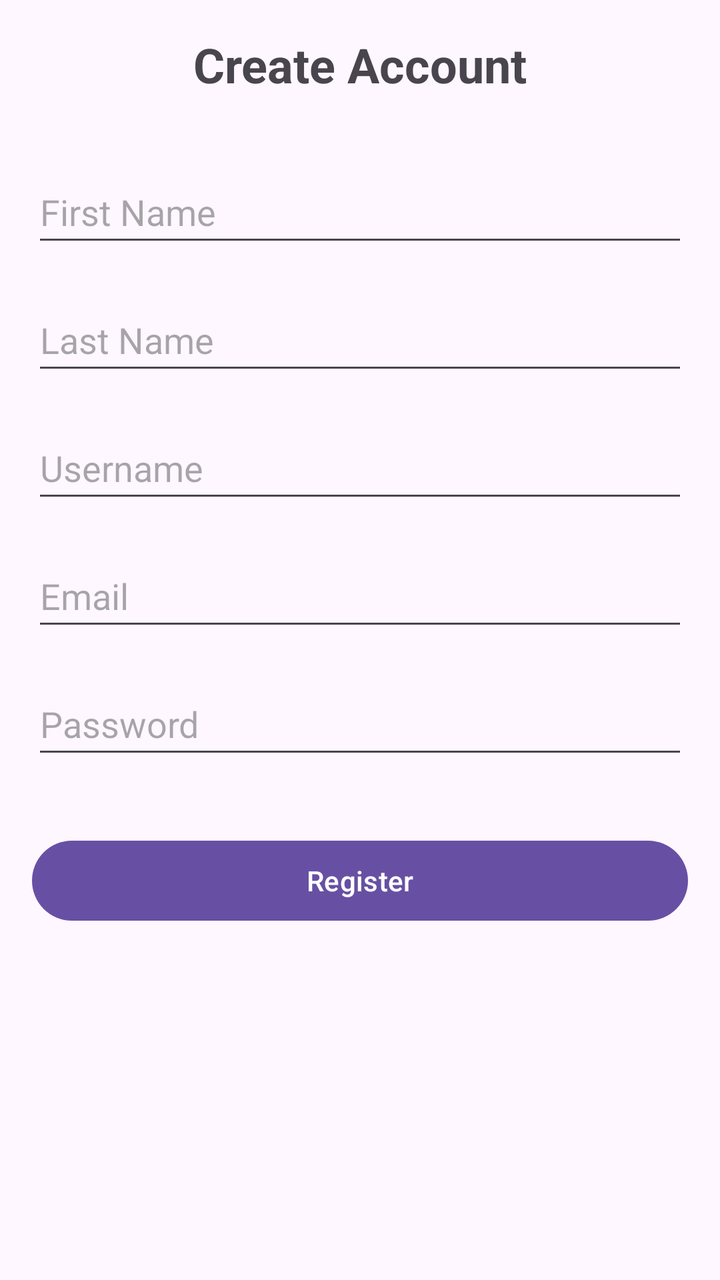
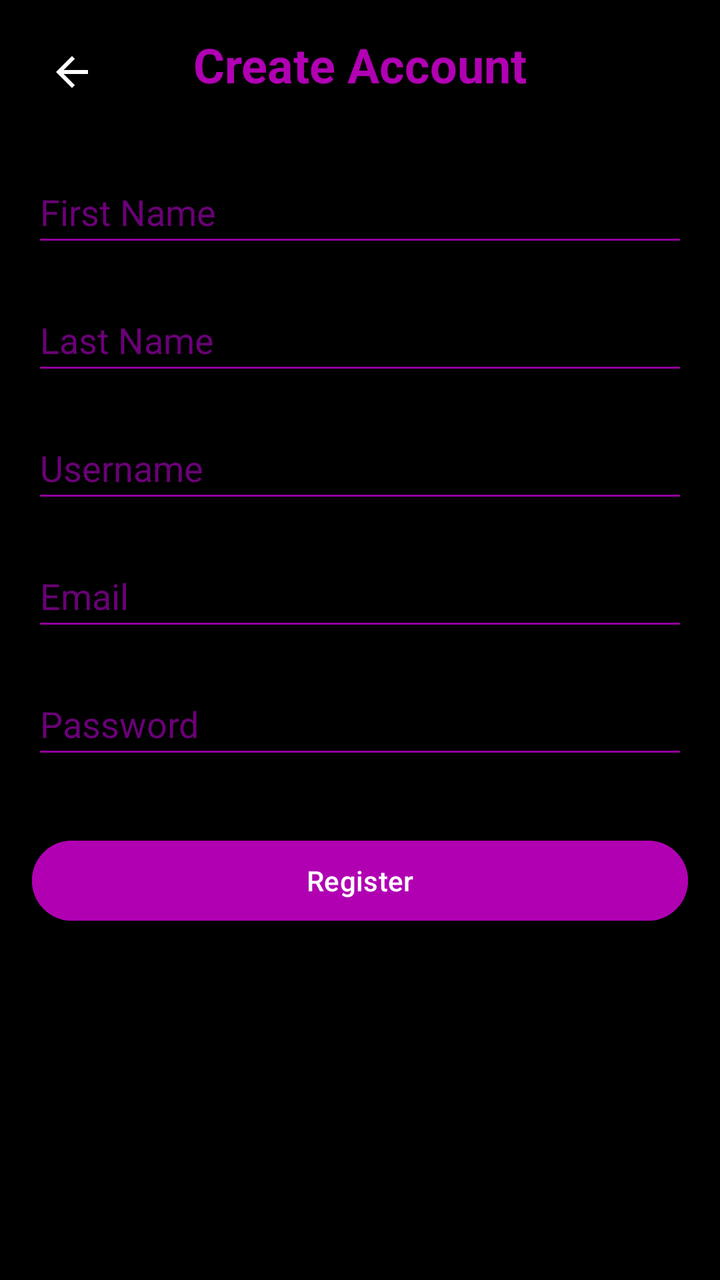

An Android layout rendered at two revisions. The XML below is the earlier revision; the diff shows what the commit changed to produce the second picture.
<!-- AndroidManifest.xml: application theme Theme.GuitarHub -->
<!-- res/layout/activity_register.xml -->
<?xml version="1.0" encoding="utf-8"?>
<androidx.constraintlayout.widget.ConstraintLayout xmlns:android="http://schemas.android.com/apk/res/android"
    xmlns:app="http://schemas.android.com/apk/res-auto"
    xmlns:tools="http://schemas.android.com/tools"
    android:id="@+id/main"
    android:layout_width="match_parent"
    android:layout_height="match_parent"
    android:padding="16dp"
    tools:context=".RegisterActivity">

    <TextView
        android:id="@+id/tv_register_title"
        android:layout_width="wrap_content"
        android:layout_height="wrap_content"
        android:text="Create Account"
        android:textSize="24sp"
        android:textStyle="bold"
        app:layout_constraintEnd_toEndOf="parent"
        app:layout_constraintStart_toStartOf="parent"
        app:layout_constraintTop_toTopOf="parent"
        app:layout_constraintVertical_bias="0.3" />

    <EditText
        android:id="@+id/et_first_name"
        android:layout_width="0dp"
        android:layout_height="wrap_content"
        android:layout_marginTop="32dp"
        android:hint="First Name"
        android:inputType="textPersonName"
        android:minHeight="48dp"
        app:layout_constraintEnd_toEndOf="parent"
        app:layout_constraintStart_toStartOf="parent"
        app:layout_constraintTop_toBottomOf="@+id/tv_register_title" />

    <EditText
        android:id="@+id/et_last_name"
        android:layout_width="0dp"
        android:layout_height="wrap_content"
        android:layout_marginTop="16dp"
        android:hint="Last Name"
        android:inputType="textPersonName"
        android:minHeight="48dp"
        app:layout_constraintEnd_toEndOf="parent"
        app:layout_constraintStart_toStartOf="parent"
        app:layout_constraintTop_toBottomOf="@+id/et_first_name" />

    <EditText
        android:id="@+id/et_username"
        android:layout_width="0dp"
        android:layout_height="wrap_content"
        android:layout_marginTop="16dp"
        android:hint="Username"
        android:inputType="textPersonName"
        android:minHeight="48dp"
        app:layout_constraintEnd_toEndOf="parent"
        app:layout_constraintStart_toStartOf="parent"
        app:layout_constraintTop_toBottomOf="@+id/et_last_name" />

    <EditText
        android:id="@+id/et_email"
        android:layout_width="0dp"
        android:layout_height="wrap_content"
        android:layout_marginTop="16dp"
        android:hint="Email"
        android:inputType="textEmailAddress"
        android:minHeight="48dp"
        app:layout_constraintEnd_toEndOf="parent"
        app:layout_constraintStart_toStartOf="parent"
        app:layout_constraintTop_toBottomOf="@+id/et_username" />

    <EditText
        android:id="@+id/et_password"
        android:layout_width="0dp"
        android:layout_height="wrap_content"
        android:layout_marginTop="16dp"
        android:hint="Password"
        android:inputType="textPassword"
        android:minHeight="48dp"
        app:layout_constraintEnd_toEndOf="parent"
        app:layout_constraintStart_toStartOf="parent"
        app:layout_constraintTop_toBottomOf="@+id/et_email" />

    <Button
        android:id="@+id/btn_register"
        android:layout_width="0dp"
        android:layout_height="wrap_content"
        android:layout_marginTop="32dp"
        android:text="Register"
        app:layout_constraintEnd_toEndOf="parent"
        app:layout_constraintStart_toStartOf="parent"
        app:layout_constraintTop_toBottomOf="@+id/et_password" />

</androidx.constraintlayout.widget.ConstraintLayout>
<!-- resources referenced by this layout -->
<resources>
  <style name="Theme.GuitarHub" parent="Base.Theme.GuitarHub" />
  <style name="Base.Theme.GuitarHub" parent="Theme.Material3.DayNight.NoActionBar">
          
          
      </style>
</resources>

<!-- the commit's change to res/layout/activity_register.xml (unified diff, before → after) -->
@@ -5,14 +5,27 @@
     android:id="@+id/main"
     android:layout_width="match_parent"
     android:layout_height="match_parent"
+    android:background="@color/black"
     android:padding="16dp"
     tools:context=".RegisterActivity">
+
+    <ImageButton
+        android:id="@+id/btn_back"
+        android:layout_width="wrap_content"
+        android:layout_height="wrap_content"
+        android:src="@drawable/ic_back_arrow"
+        android:background="?attr/selectableItemBackgroundBorderless"
+        android:padding="8dp"
+        app:tint="@color/white"
+        app:layout_constraintStart_toStartOf="parent"
+        app:layout_constraintTop_toTopOf="parent" />
 
     <TextView
         android:id="@+id/tv_register_title"
         android:layout_width="wrap_content"
         android:layout_height="wrap_content"
         android:text="Create Account"
+        android:textColor="@color/purple_accent"
         android:textSize="24sp"
         android:textStyle="bold"
         app:layout_constraintEnd_toEndOf="parent"
@@ -25,6 +38,9 @@
         android:layout_width="0dp"
         android:layout_height="wrap_content"
         android:layout_marginTop="32dp"
+        android:backgroundTint="@color/purple_light"
+        android:textColor="@color/white"
+        android:textColorHint="@color/purple_medium"
         android:hint="First Name"
         android:inputType="textPersonName"
         android:minHeight="48dp"
@@ -37,6 +53,9 @@
         android:layout_width="0dp"
         android:layout_height="wrap_content"
         android:layout_marginTop="16dp"
+        android:backgroundTint="@color/purple_light"
+        android:textColor="@color/white"
+        android:textColorHint="@color/purple_medium"
         android:hint="Last Name"
         android:inputType="textPersonName"
         android:minHeight="48dp"
@@ -49,6 +68,9 @@
         android:layout_width="0dp"
         android:layout_height="wrap_content"
         android:layout_marginTop="16dp"
+        android:backgroundTint="@color/purple_light"
+        android:textColor="@color/white"
+        android:textColorHint="@color/purple_medium"
         android:hint="Username"
         android:inputType="textPersonName"
         android:minHeight="48dp"
@@ -61,6 +83,9 @@
         android:layout_width="0dp"
         android:layout_height="wrap_content"
         android:layout_marginTop="16dp"
+        android:backgroundTint="@color/purple_light"
+        android:textColor="@color/white"
+        android:textColorHint="@color/purple_medium"
         android:hint="Email"
         android:inputType="textEmailAddress"
         android:minHeight="48dp"
@@ -73,6 +98,9 @@
         android:layout_width="0dp"
         android:layout_height="wrap_content"
         android:layout_marginTop="16dp"
+        android:backgroundTint="@color/purple_light"
+        android:textColor="@color/white"
+        android:textColorHint="@color/purple_medium"
         android:hint="Password"
         android:inputType="textPassword"
         android:minHeight="48dp"
@@ -85,6 +113,8 @@
         android:layout_width="0dp"
         android:layout_height="wrap_content"
         android:layout_marginTop="32dp"
+        android:backgroundTint="@color/purple_accent"
+        android:textColor="@color/white"
         android:text="Register"
         app:layout_constraintEnd_toEndOf="parent"
         app:layout_constraintStart_toStartOf="parent"
<!-- resource entries referenced after the edit -->
@@ -1,5 +1,20 @@
 <!-- resources referenced by this layout -->
 <resources>
+  <color name="black">#FF000000</color>
+  <color name="purple_accent">#b000b2</color>
+  <color name="purple_light">#93009c</color>
+  <color name="purple_medium">#6b0078</color>
+  <color name="white">#FFFFFFFF</color>
+  <!-- drawable ic_back_arrow (drawable) -->
+  <vector xmlns:android="http://schemas.android.com/apk/res/android"
+          android:width="24dp"
+          android:height="24dp"
+          android:viewportWidth="24.0"
+          android:viewportHeight="24.0">
+      <path
+          android:fillColor="#FFFFFFFF"
+          android:pathData="M20,11H7.83l5.59,-5.59L12,4l-8,8 8,8 1.41,-1.41L7.83,13H20v-2z"/>
+  </vector>
   <style name="Theme.GuitarHub" parent="Base.Theme.GuitarHub" />
   <style name="Base.Theme.GuitarHub" parent="Theme.Material3.DayNight.NoActionBar">
           
